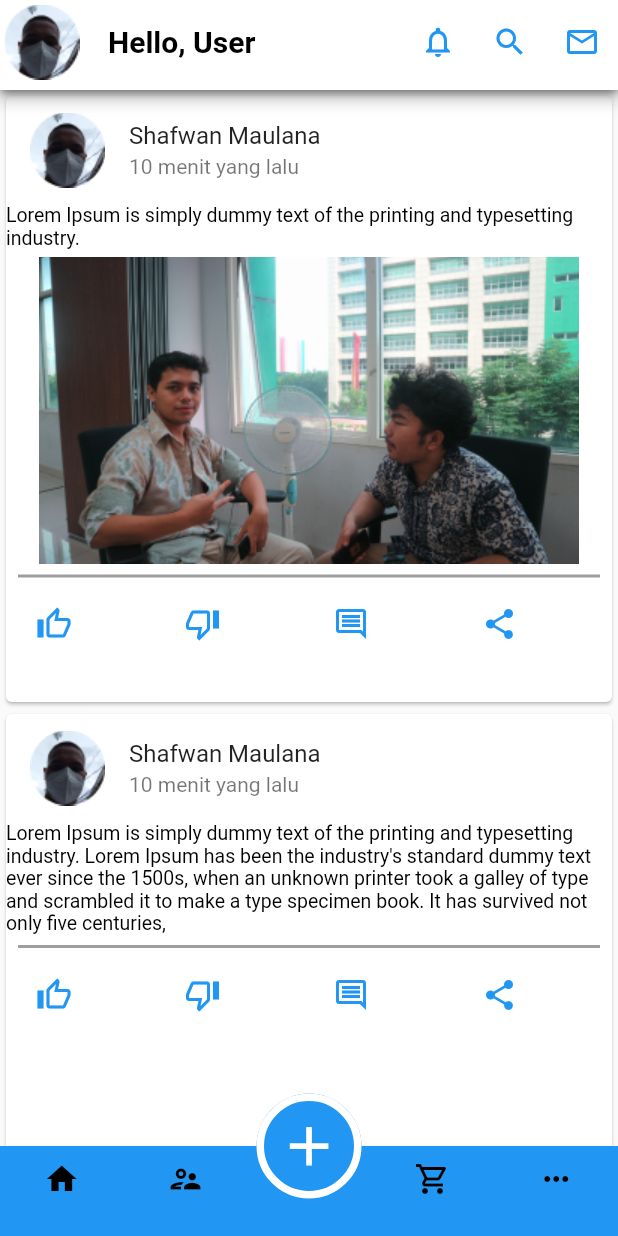
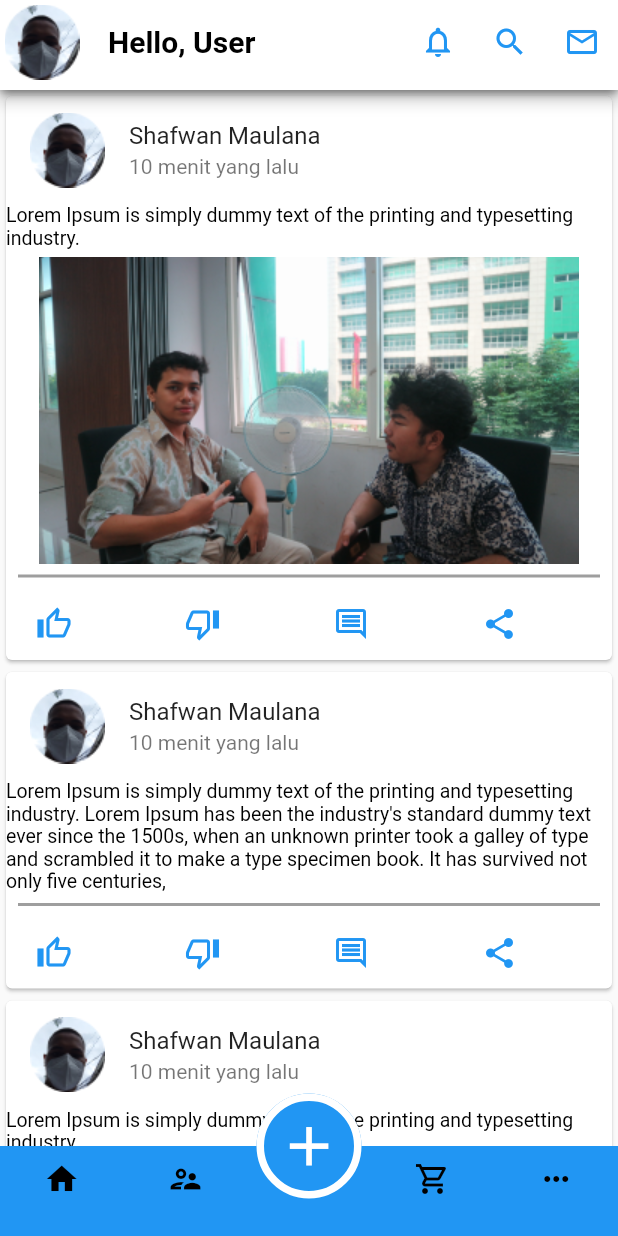
Before and after one commit to RolandRoman/Team-Final-Project-Collagen, a Flutter app: the screen it shows after launch, after a tap on "Login", on a phone screen of 412 x 824 dp. Run offline on Flutter 3.47's test engine with Material 2 defaults, Android fonts, the phone set to English and light mode, and no system bars; our stand-ins replace flutter_slidable, google_fonts; missing offline and left inert: comment_box; network calls fail.

Commit message:
Update Code

```diff
--- a/Frontend/collagen/lib/Screens/NavBarBody/HomeBody.dart
+++ b/Frontend/collagen/lib/Screens/NavBarBody/HomeBody.dart
@@ -11,15 +11,16 @@ class HomeBody extends StatefulWidget {
 class _HomeBody extends State<HomeBody> {
   @override
   Widget build(BuildContext context) {
-    return Scaffold(
-      body: GridView(
-        gridDelegate: SliverGridDelegateWithFixedCrossAxisCount(
-          crossAxisCount: 1,
+    return SafeArea(
+      child: SingleChildScrollView(
+        child: Column(
+          children: <Widget>[
+            Post1(),
+            Post2(),
+            Post1(),
+            Post2(),
+          ],
         ),
-        children: <Widget>[
-          Post1(),
-          Post2(),
-        ],
       ),
     );
   }
--- a/Frontend/collagen/lib/Screens/NavBarHeader/Notif.dart
+++ b/Frontend/collagen/lib/Screens/NavBarHeader/Notif.dart
@@ -5,8 +5,6 @@ import 'package:flutter/services.dart';
 import 'package:flutter_slidable/flutter_slidable.dart';
 
 import 'Models/notification.dart';
-
-
 
 class NotifBody extends StatefulWidget {
   static String routeName = "/notif";
```
